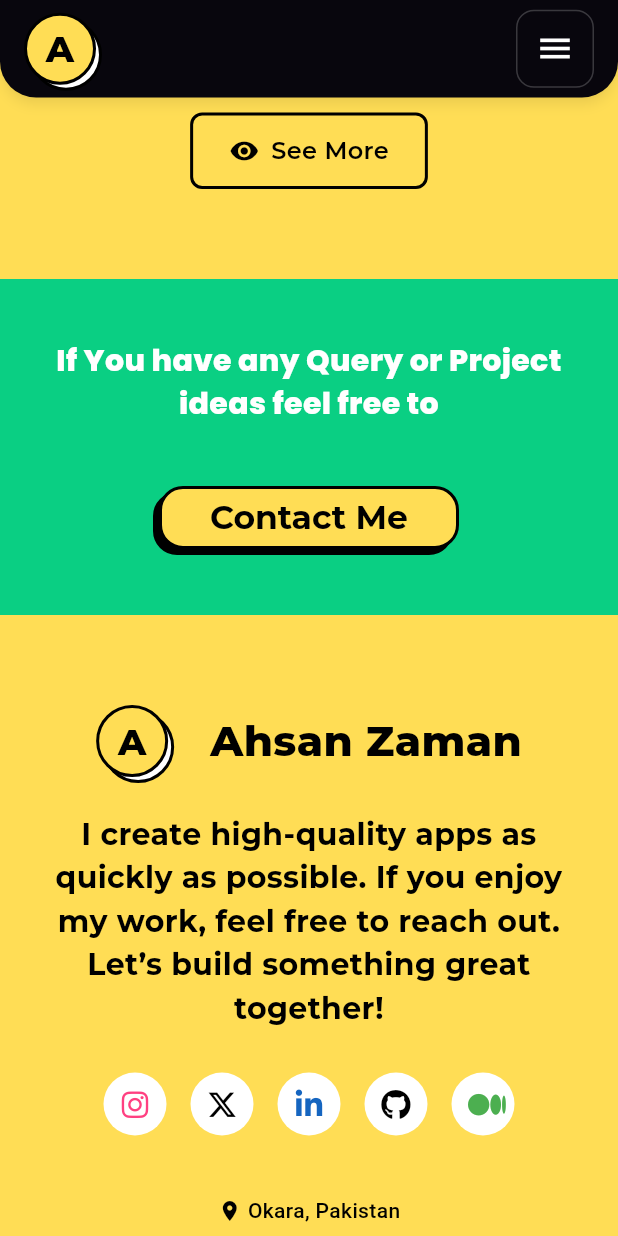
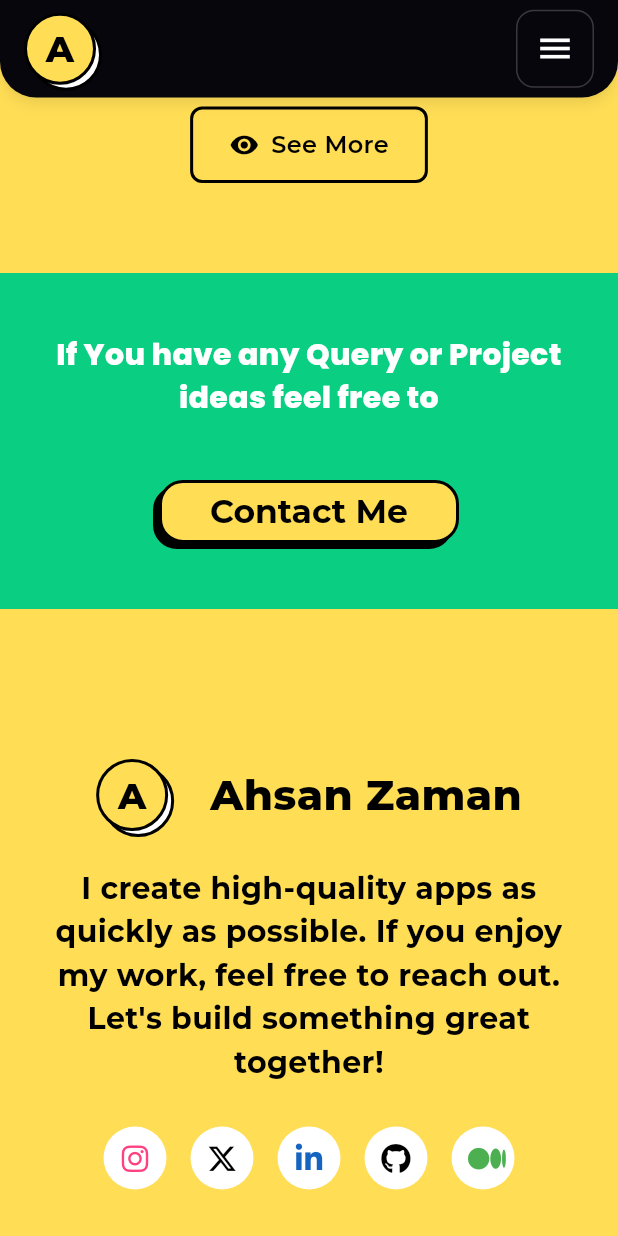
Before and after one commit to ahsxndev/Portfolio, a Flutter app: the screen it shows after launch, scrolled down 2880 dp, on a phone screen of 412 x 824 dp. Run offline on Flutter 3.47's test engine with Material 3 defaults, Android fonts, the phone set to English and light mode, and no system bars; our stand-ins replace animated_text_kit, font_awesome_flutter, google_fonts.

Commit message:
Add project section and widgets, update UI styles
Introduced new files for projects section and related widgets (project cards, social icons, mobile project card). Updated font sizes and styling in about and footer sections for improved UI consistency and readability.

```diff
--- a/lib/features/portfolio/presentation/sections/about_section.dart
+++ b/lib/features/portfolio/presentation/sections/about_section.dart
@@ -155,7 +155,7 @@
           Text(
             number,
             style: GoogleFonts.montserrat(
-              fontSize: isSmallScreen? 22 :24,
+              fontSize: isSmallScreen? 20 :24,
               fontWeight: FontWeight.w800,
               color: AppColors.kYellow,
             ),
@@ -165,7 +165,7 @@
             label,
             textAlign: TextAlign.center,
             style: GoogleFonts.montserrat(
-              fontSize: isSmallScreen? 10: 12,
+              fontSize: isSmallScreen? 9: 12,
               fontWeight: FontWeight.w500,
               color: const Color(0xCCFFFFFF),
               height: 1.2,
--- a/lib/features/portfolio/presentation/sections/footer.dart
+++ b/lib/features/portfolio/presentation/sections/footer.dart
@@ -20,15 +20,18 @@
     final bool isSmallScreen = screenWidth < 500;
 
     return Container(
+
       padding: EdgeInsets.symmetric(horizontal: isMobile ? 24 : 150),
       child: Column(
         crossAxisAlignment: CrossAxisAlignment.center,
         children: [
+          const SizedBox(height: 40),
+
           // Top Avatar + Name
           Row(
             mainAxisAlignment: MainAxisAlignment.center,
             children: [
-              AvatarWidget(),
+              const AvatarWidget(),
               const SizedBox(width: 12),
               Text(
                 UserInfoConfig.fullName,
@@ -46,7 +49,7 @@
           Text(
             'I create high-quality apps as quickly as possible. '
             'If you enjoy my work, feel free to reach out. '
-            'Let’s build something great together!',
+            'Let\'s build something great together!',
             textAlign: TextAlign.center,
             style: isMobile
                 ? AppTextStyles.subheading.copyWith(
@@ -71,14 +74,14 @@
               children: <Widget>[
                 isMobile
                     ? const Center(child: _APKDownloadButton())
-                    : Row(
+                    : const Row(
                   mainAxisAlignment: MainAxisAlignment.center,
-                  children: const [
+                  children: [
                     _APKDownloadButton(),
 
                   ],
                 ),
-                SizedBox(height: 40),
+                const SizedBox(height: 40),
               ],
             ),
 
@@ -175,7 +178,7 @@
           fontWeight: FontWeight.w500,
         ),
         children: [
-          TextSpan(text: '💙', style: const TextStyle(fontSize: 16)),
+          const TextSpan(text: '💙', style: TextStyle(fontSize: 16)),
           const TextSpan(text: ' using '),
           TextSpan(
             text: 'Flutter',
@@ -283,7 +286,6 @@
   @override
   Widget build(BuildContext context) {
     final bool isMobile = Responsive.isMobile(context);
-    final bool isActive = _isHovered || _isPressed;
 
     return Container(
       margin: const EdgeInsets.only(top: 8),
```
Also changed, not shown: lib/presentation/sections/projects_section.dart (added), lib/presentation/widgets/mobile_project_card.dart (added), lib/presentation/widgets/project_card.dart (added), lib/presentation/widgets/social_icons.dart (added).
